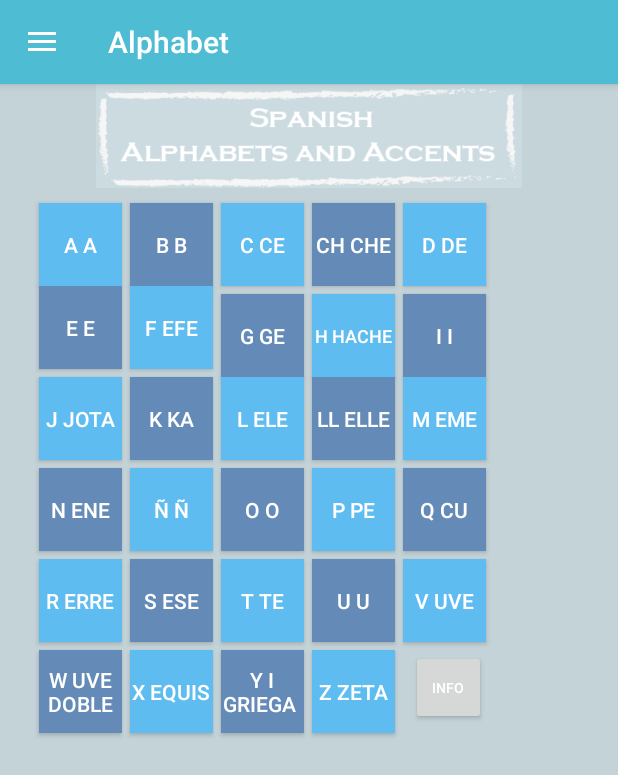
After one commit to janahogstrand/grammarapp, an Android app: the Alphabet screen opened directly, with no data from a screen before it, on a phone screen of 412 x 824 dp. The commit adds this screen. Shown: the top 775 px of the screen. Run offline under Robolectric (Android 15) with nearby library versions, the phone set to English and light mode, and no system bars.

Commit message:
integrated the alphabetsActivity

```diff
--- a/app/src/main/java/com/grammar/trocket/grammar/com/grammar/trocket/main/category/CategoryViewHolder.java
+++ b/app/src/main/java/com/grammar/trocket/grammar/com/grammar/trocket/main/category/CategoryViewHolder.java
@@ -13,6 +13,7 @@ import android.widget.TextView;
 import com.grammar.trocket.grammar.R;
 import com.grammar.trocket.grammar.com.grammar.trocket.dialogs.DialectDialog;
 import com.grammar.trocket.grammar.com.grammar.trocket.main.MainMenu;
+import com.grammar.trocket.grammar.com.grammar.trocket.resources.Alphabet;
 import com.grammar.trocket.grammar.com.grammar.trocket.resources.DaysOfTheWeek;
 import com.grammar.trocket.grammar.com.grammar.trocket.resources.Festivals;
 import com.grammar.trocket.grammar.com.grammar.trocket.resources.ListViewActivity;
@@ -192,7 +193,7 @@ public class CategoryViewHolder extends RecyclerView.ViewHolder {
         //Load dialog with adapter
 
         switch (currentItem.name){
-            case "El Alfabeto": intent = new Intent(context, ListViewActivity.class);
+            case "El Alfabeto": intent = new Intent(context, Alphabet.class);
                 break;
             case "Los Numeros": intent = new Intent(context, ListViewActivity.class);
                 break;
--- /dev/null
+++ b/app/src/main/java/com/grammar/trocket/grammar/com/grammar/trocket/resources/Alphabet.java
@@ -0,0 +1,58 @@
+package com.grammar.trocket.grammar.com.grammar.trocket.resources;
+
+
+import android.os.Bundle;
+import android.support.design.widget.NavigationView;
+import android.support.v4.view.GravityCompat;
+import android.support.v4.widget.DrawerLayout;
+import android.support.v7.app.ActionBarDrawerToggle;
+import android.support.v7.app.AppCompatActivity;
+import android.support.v7.widget.Toolbar;
+import android.view.MenuItem;
+
+import com.grammar.trocket.grammar.R;
+
+public class Alphabet extends AppCompatActivity
+        implements NavigationView.OnNavigationItemSelectedListener {
+
+    @Override
+    protected void onCreate(Bundle savedInstanceState) {
+        super.onCreate(savedInstanceState);
+        setContentView(R.layout.alphabet_main_menu);
+        Toolbar toolbar = (Toolbar) findViewById(R.id.toolbar);
+        setSupportActionBar(toolbar);
+
+        DrawerLayout drawer = (DrawerLayout) findViewById(R.id.drawer_layout);
+        ActionBarDrawerToggle toggle = new ActionBarDrawerToggle(
+            this, drawer, toolbar, R.string.navigation_drawer_open, R.string.navigation_drawer_close);
+        drawer.setDrawerListener(toggle);
+        toggle.syncState();
+
+        NavigationView navigationView = (NavigationView) findViewById(R.id.nav_view);
+        navigationView.setNavigationItemSelectedListener(this);
+    }
+
+    @Override
+    public void onBackPressed() {
+        DrawerLayout drawer = (DrawerLayout) findViewById(R.id.drawer_layout);
+        if (drawer.isDrawerOpen(GravityCompat.START)) {
+            drawer.closeDrawer(GravityCompat.START);
+        } else {
+            super.onBackPressed();
+        }
+    }
+
+
+    @SuppressWarnings("StatementWithEmptyBody")
+    @Override
+    public boolean onNavigationItemSelected(MenuItem item) {
+        // Handle navigation view item clicks here.
+        int id = item.getItemId();
+        if (id == R.id.nav_camera) {
+            // Handle the camera action
+        }
+        DrawerLayout drawer = (DrawerLayout) findViewById(R.id.drawer_layout);
+        drawer.closeDrawer(GravityCompat.START);
+        return true;
+    }
+}
--- /dev/null
+++ b/app/src/main/res/layout/alphabet_app_bar_main.xml
@@ -0,0 +1,27 @@
+<?xml version="1.0" encoding="utf-8"?>
+<android.support.design.widget.CoordinatorLayout
+    xmlns:android="http://schemas.android.com/apk/res/android"
+    xmlns:app="http://schemas.android.com/apk/res-auto"
+    xmlns:tools="http://schemas.android.com/tools"
+    android:layout_width="match_parent"
+    android:layout_height="match_parent"
+    android:fitsSystemWindows="true"
+    tools:context=".Alphabet">
+
+    <android.support.design.widget.AppBarLayout
+        android:layout_height="wrap_content"
+        android:layout_width="match_parent"
+        android:theme="@style/AppTheme.AppBarOverlay">
+
+        <android.support.v7.widget.Toolbar
+            android:id="@+id/toolbar"
+            android:layout_width="match_parent"
+            android:layout_height="?attr/actionBarSize"
+            android:background="?attr/colorPrimary"
+            app:popupTheme="@style/AppTheme.PopupOverlay" />
+
+    </android.support.design.widget.AppBarLayout>
+
+    <include layout="@layout/alphabet_content_main"/>
+
+</android.support.design.widget.CoordinatorLayout>
--- /dev/null
+++ b/app/src/main/res/layout/alphabet_content_main.xml
@@ -0,0 +1,455 @@
+<?xml version="1.0" encoding="utf-8"?>
+<RelativeLayout
+    xmlns:android="http://schemas.android.com/apk/res/android"
+    xmlns:tools="http://schemas.android.com/tools"
+    xmlns:app="http://schemas.android.com/apk/res-auto"
+    android:layout_width="match_parent"
+    android:layout_height="match_parent"
+    android:paddingLeft="@dimen/activity_horizontal_margin"
+    android:paddingRight="@dimen/activity_horizontal_margin"
+    android:paddingTop="@dimen/activity_vertical_margin"
+    android:paddingBottom="@dimen/activity_vertical_margin"
+    app:layout_behavior="@string/appbar_scrolling_view_behavior"
+    tools:showIn="@layout/alphabet_app_bar_main"
+    tools:context=".Alphabet"
+    android:background="#c4d3d8">
+
+        <Button
+            style="?android:attr/buttonStyleSmall"
+            android:layout_width="55dp"
+            android:layout_height="55dp"
+            android:text="A a"
+            android:id="@+id/btnA"
+            android:layout_marginTop="79dp"
+            android:background="#5fbcf1"
+            android:layout_marginRight="5dp"
+            android:layout_marginLeft="10dp"
+            android:textColor="#ffffff"
+            android:shadowColor="#090000"
+            android:layout_alignParentTop="true"
+            android:layout_toStartOf="@+id/btnK" />
+
+        <Button
+            style="?android:attr/buttonStyleSmall"
+            android:layout_width="55dp"
+            android:layout_height="55dp"
+            android:text="B b"
+            android:id="@+id/btnB"
+            android:layout_alignTop="@+id/btnA"
+            android:layout_toEndOf="@+id/btnA"
+            android:background="#648ab7"
+            android:layout_marginBottom="5dp"
+            android:layout_marginRight="5dp"
+            android:textColor="#ffffff"
+            android:shadowColor="#090000" />
+
+        <Button
+            style="?android:attr/buttonStyleSmall"
+            android:layout_width="55dp"
+            android:layout_height="55dp"
+            android:text="C ce"
+            android:id="@+id/btnChe"
+            android:layout_alignTop="@+id/btnB"
+            android:layout_toEndOf="@+id/btnB"
+            android:background="#5fbcf1"
+            android:layout_marginBottom="5dp"
+            android:layout_marginRight="5dp"
+            android:textColor="#ffffff"
+            android:shadowColor="#090000" />
+
+        <Button
+            style="?android:attr/buttonStyleSmall"
+            android:layout_width="55dp"
+            android:layout_height="55dp"
+            android:text="CH che"
+            android:id="@+id/btnc"
+            android:layout_alignTop="@+id/btnChe"
+            android:layout_toEndOf="@+id/btnChe"
+            android:background="#648ab7"
+            android:layout_marginBottom="5dp"
+            android:layout_marginRight="5dp"
+            android:textColor="#ffffff"
+            android:shadowColor="#090000" />
+
+        <Button
+            style="?android:attr/buttonStyleSmall"
+            android:layout_width="55dp"
+            android:layout_height="55dp"
+            android:text="D de"
+            android:id="@+id/btnD"
+            android:clickable="false"
+            android:background="#5fbcf1"
+            android:layout_marginRight="5dp"
+            android:textColor="#ffffff"
+            android:shadowColor="#090000"
+            android:layout_alignTop="@+id/btnc"
+            android:layout_toEndOf="@+id/btnc" />
+
+        <Button
+            style="?android:attr/buttonStyleSmall"
+            android:layout_width="55dp"
+            android:layout_height="55dp"
+            android:text="E e"
+            android:id="@+id/btnE"
+            android:layout_below="@+id/btnA"
+            android:layout_alignParentStart="true"
+            android:background="#648ab7"
+            android:layout_marginBottom="5dp"
+            android:layout_marginRight="5dp"
+            android:layout_marginLeft="10dp"
+            android:textColor="#ffffff"
+            android:shadowColor="#090000" />
+
+        <Button
+            style="?android:attr/buttonStyleSmall"
+            android:layout_width="55dp"
+            android:layout_height="55dp"
+            android:text="F efe"
+            android:id="@+id/btnF"
+            android:layout_below="@+id/btnA"
+            android:layout_toEndOf="@+id/btnA"
+            android:background="#5fbcf1"
+            android:layout_marginBottom="5dp"
+            android:layout_marginRight="5dp"
+            android:textColor="#ffffff"
+            android:shadowColor="#090000" />
+
+        <Button
+            style="?android:attr/buttonStyleSmall"
+            android:layout_width="55dp"
+            android:layout_height="55dp"
+            android:text="G ge"
+            android:id="@+id/btnG"
+            android:layout_below="@+id/btnChe"
+            android:layout_toEndOf="@+id/btnF"
+            android:background="#648ab7"
+            android:layout_marginBottom="5dp"
+            android:layout_marginRight="5dp"
+            android:textColor="#ffffff"
+            android:shadowColor="#090000" />
+
+        <Button
+            style="?android:attr/buttonStyleSmall"
+            android:layout_width="55dp"
+            android:layout_height="55dp"
+            android:text="H hache"
+            android:id="@+id/btnH"
+            android:layout_below="@+id/btnc"
+            android:layout_toEndOf="@+id/btnG"
+            android:textSize="12dp"
+            android:background="#5fbcf1"
+            android:layout_marginBottom="5dp"
+            android:layout_marginRight="5dp"
+            android:textColor="#ffffff"
+            android:shadowColor="#090000" />
+
+        <Button
+            style="?android:attr/buttonStyleSmall"
+            android:layout_width="55dp"
+            android:layout_height="55dp"
+            android:text="I i"
+            android:id="@+id/btnI"
+            android:background="#648ab7"
+            android:layout_marginRight="5dp"
+            android:textColor="#ffffff"
+            android:shadowColor="#090000"
+            android:layout_above="@+id/btnM"
+            android:layout_toEndOf="@+id/btnH" />
+
+        <Button
+            style="?android:attr/buttonStyleSmall"
+            android:layout_width="55dp"
+            android:layout_height="55dp"
+            android:text="J jota"
+            android:id="@+id/button"
+            android:layout_below="@+id/btnE"
+            android:layout_alignParentStart="true"
+            android:background="#5fbcf1"
+            android:layout_marginBottom="5dp"
+            android:layout_marginRight="5dp"
+            android:layout_marginLeft="10dp"
+            android:textColor="#ffffff"
+            android:shadowColor="#090000" />
+
+        <Button
+            style="?android:attr/buttonStyleSmall"
+            android:layout_width="55dp"
+            android:layout_height="55dp"
+            android:text="K ka"
+            android:id="@+id/btnK"
+            android:layout_alignTop="@+id/button"
+            android:layout_toEndOf="@+id/button"
+            android:background="#648ab7"
+            android:layout_marginBottom="5dp"
+            android:layout_marginRight="5dp"
+            android:textColor="#ffffff"
+            android:shadowColor="#090000" />
+
+        <Button
+            style="?android:attr/buttonStyleSmall"
+            android:layout_width="55dp"
+            android:layout_height="55dp"
+            android:text="L ele"
+            android:id="@+id/btnL"
+            android:layout_alignTop="@+id/btnK"
+            android:layout_toEndOf="@+id/btnK"
+            android:background="#5fbcf1"
+            android:layout_marginBottom="5dp"
+            android:layout_marginRight="5dp"
+            android:textColor="#ffffff"
+            android:shadowColor="#090000" />
+
+        <Button
+            style="?android:attr/buttonStyleSmall"
+            android:layout_width="55dp"
+            android:layout_height="55dp"
+            android:text="LL elle"
+            android:id="@+id/btnLL"
+            android:layout_alignTop="@+id/btnL"
+            android:layout_toEndOf="@+id/btnL"
+            android:background="#648ab7"
+            android:layout_marginBottom="5dp"
+            android:layout_marginRight="5dp"
+            android:textColor="#ffffff"
+            android:shadowColor="#090000" />
+
+        <Button
+            style="?android:attr/buttonStyleSmall"
+            android:layout_width="55dp"
+            android:layout_height="55dp"
+            android:text="M eme"
+            android:id="@+id/btnM"
+            android:layout_alignTop="@+id/btnLL"
+            android:layout_toEndOf="@+id/btnLL"
+            android:background="#5fbcf1"
+            android:layout_marginBottom="5dp"
+            android:layout_marginRight="5dp"
+            android:textColor="#ffffff"
+            android:shadowColor="#090000" />
+
+        <Button
+            style="?android:attr/buttonStyleSmall"
+            android:layout_width="55dp"
+            android:layout_height="55dp"
+            android:text="N ene"
+            android:id="@+id/btnN"
+            android:layout_below="@+id/button"
+            android:layout_alignParentStart="true"
+            android:background="#648ab7"
+            android:layout_marginBottom="5dp"
+            android:layout_marginRight="5dp"
+            android:layout_marginLeft="10dp"
+            android:textColor="#ffffff"
+            android:shadowColor="#090000" />
+
+        <Button
+            style="?android:attr/buttonStyleSmall"
+            android:layout_width="55dp"
+            android:layout_height="55dp"
+            android:text="Ñ ñ"
+            android:id="@+id/btnn"
+            android:layout_below="@+id/button"
+            android:layout_toEndOf="@+id/button"
+            android:background="#5fbcf1"
+            android:layout_marginBottom="5dp"
+            android:layout_marginRight="5dp"
+            android:textColor="#ffffff"
+            android:shadowColor="#090000" />
+
+        <Button
+            style="?android:attr/buttonStyleSmall"
+            android:layout_width="55dp"
+            android:layout_height="55dp"
+            android:text="O o"
+            android:id="@+id/btnO"
+            android:layout_below="@+id/btnK"
+            android:layout_toEndOf="@+id/btnK"
+            android:background="#648ab7"
+            android:layout_marginBottom="5dp"
+            android:layout_marginRight="5dp"
+            android:textColor="#ffffff"
+            android:shadowColor="#090000" />
+
+        <Button
+            style="?android:attr/buttonStyleSmall"
+            android:layout_width="55dp"
+            android:layout_height="55dp"
+            android:text="P pe"
+            android:id="@+id/btnP"
+            android:layout_below="@+id/btnL"
+            android:layout_toEndOf="@+id/btnL"
+            android:background="#5fbcf1"
+            android:layout_marginBottom="5dp"
+            android:layout_marginRight="5dp"
+            android:textColor="#ffffff"
+            android:shadowColor="#090000" />
+
+        <Button
+            style="?android:attr/buttonStyleSmall"
+            android:layout_width="55dp"
+            android:layout_height="55dp"
+            android:text="Q cu"
+            android:id="@+id/btnQ"
+            android:layout_below="@+id/btnLL"
+            android:layout_toEndOf="@+id/btnH"
+            android:background="#648ab7"
+            android:layout_marginBottom="5dp"
+            android:layout_marginRight="5dp"
+            android:textColor="#ffffff"
+            android:shadowColor="#090000" />
+
+        <Button
+            style="?android:attr/buttonStyleSmall"
+            android:layout_width="55dp"
+            android:layout_height="55dp"
+            android:text="R erre"
+            android:id="@+id/btnR"
+            android:layout_below="@+id/btnN"
+            android:layout_toStartOf="@+id/btnn"
+            android:background="#5fbcf1"
+            android:layout_marginBottom="5dp"
+            android:layout_marginRight="5dp"
+            android:layout_marginLeft="10dp"
+            android:textColor="#ffffff"
+            android:shadowColor="#090000" />
+
+        <Button
+            style="?android:attr/buttonStyleSmall"
+            android:layout_width="55dp"
+            android:layout_height="55dp"
+            android:text="S ese"
+            android:id="@+id/btnS"
+            android:background="#648ab7"
+            android:layout_below="@+id/btnn"
+            android:layout_toEndOf="@+id/btnN"
+            android:layout_marginBottom="5dp"
+            android:layout_marginRight="5dp"
+            android:textColor="#ffffff"
+            android:shadowColor="#090000" />
+
+        <Button
+            style="?android:attr/buttonStyleSmall"
+            android:layout_width="55dp"
+            android:layout_height="55dp"
+            android:text="T te"
+            android:id="@+id/button2"
+            android:layout_alignTop="@+id/btnS"
+            android:layout_toStartOf="@+id/btnP"
+            android:background="#5fbcf1"
+            android:layout_marginBottom="5dp"
+            android:layout_marginRight="5dp"
+            android:textColor="#ffffff"
+            android:shadowColor="#090000" />
+
+    <Button
+        style="?android:attr/buttonStyleSmall"
+        android:layout_width="55dp"
+        android:layout_height="55dp"
+        android:text="V uve"
+        android:id="@+id/btnV"
+        android:layout_alignTop="@+id/btnU"
+        android:layout_toEndOf="@+id/btnH"
+        android:background="#5fbcf1"
+        android:layout_marginBottom="5dp"
+        android:layout_marginRight="5dp"
+        android:textColor="#ffffff"
+        android:shadowColor="#090000" />
+
+    <Button
+            style="?android:attr/buttonStyleSmall"
+            android:layout_width="55dp"
+            android:layout_height="55dp"
+            android:text="U u"
+            android:id="@+id/btnU"
+            android:background="#648ab7"
+            android:layout_marginRight="5dp"
+        android:layout_below="@+id/btnP"
+            android:layout_toEndOf="@+id/button2"
+            android:textColor="#ffffff"
+            android:shadowColor="#090000"
+            android:layout_marginBottom="5dp" />
+
+    <Button
+            style="?android:attr/buttonStyleSmall"
+            android:layout_width="55dp"
+            android:layout_height="55dp"
+            android:text="X equis"
+            android:id="@+id/btnX"
+            android:background="#5fbcf1"
+            android:layout_alignTop="@+id/btnY"
+            android:layout_toStartOf="@+id/button2"
+            android:layout_marginBottom="5dp"
+            android:layout_marginRight="5dp"
+        android:textColor="#ffffff"
+            android:shadowColor="#090000" />
+
+        <Button
+            style="?android:attr/buttonStyleSmall"
+            android:layout_width="55dp"
+            android:layout_height="55dp"
+            android:text="Y i griega "
+            android:id="@+id/btnY"
+            android:background="#648ab7"
+            android:layout_alignTop="@+id/btnZ"
+            android:layout_toStartOf="@+id/btnP"
+            android:layout_marginBottom="5dp"
+            android:layout_marginRight="5dp"
+            android:textColor="#ffffff"
+            android:shadowColor="#090000" />
+
+        <Button
+            style="?android:attr/buttonStyleSmall"
+            android:layout_width="55dp"
+            android:layout_height="55dp"
+            android:text="Z zeta"
+            android:id="@+id/btnZ"
+            android:background="#5fbcf1"
+            android:layout_marginRight="5dp"
+            android:layout_below="@+id/button2"
+            android:layout_toEndOf="@+id/btnY"
+            android:textColor="#ffffff"
+            android:shadowColor="#090000"
+            android:layout_marginBottom="5dp" />
+
+        <Button
+            style="?android:attr/buttonStyleSmall"
+            android:layout_width="55dp"
+            android:layout_height="55dp"
+            android:text="W uve doble"
+            android:id="@+id/btnW"
+            android:textSize="14dp"
+            android:background="#648ab7"
+            android:layout_alignTop="@+id/btnX"
+            android:layout_toStartOf="@+id/btnS"
+            android:layout_marginBottom="5dp"
+            android:layout_marginRight="5dp"
+            android:layout_marginLeft="10dp"
+            android:textColor="#ffffff"
+            android:shadowColor="#090000" />
+
+        <Button
+            style="?android:attr/buttonStyleSmall"
+            android:layout_width="50dp"
+            android:layout_height="50dp"
+            android:text="INFO"
+            android:id="@+id/button3"
+            android:textSize="9dp"
+            android:layout_alignBottom="@+id/btnZ"
+            android:layout_alignEnd="@+id/btnV"
+            android:textColor="#ffffff"
+            android:shadowColor="#090000"
+            android:layout_marginBottom="5dp" />
+
+        <ImageView
+            android:layout_width="wrap_content"
+            android:layout_height="wrap_content"
+            android:id="@+id/imageView"
+            android:src="@drawable/title"
+            android:layout_above="@+id/btnB"
+            android:layout_alignParentStart="true"
+            android:layout_marginTop="0dp"
+            android:layout_marginBottom="10dp" />
+
+
+
+</RelativeLayout>
--- /dev/null
+++ b/app/src/main/res/layout/alphabet_main_menu.xml
@@ -0,0 +1,26 @@
+<?xml version="1.0" encoding="utf-8"?>
+<android.support.v4.widget.DrawerLayout
+    xmlns:android="http://schemas.android.com/apk/res/android"
+    xmlns:app="http://schemas.android.com/apk/res-auto"
+    xmlns:tools="http://schemas.android.com/tools"
+    android:id="@+id/drawer_layout"
+    android:layout_width="match_parent"
+    android:layout_height="match_parent"
+    android:fitsSystemWindows="true"
+    tools:openDrawer="start">
+
+    <include
+        layout="@layout/alphabet_app_bar_main"
+        android:layout_width="match_parent"
+        android:layout_height="match_parent" />
+
+    <android.support.design.widget.NavigationView
+        android:id="@+id/nav_view"
+        android:layout_width="wrap_content"
+        android:layout_height="match_parent"
+        android:layout_gravity="start"
+        android:fitsSystemWindows="true"
+        app:headerLayout="@layout/alphabet_nav_header_main"
+        app:menu="@menu/activity_main_menu_drawer" />
+
+</android.support.v4.widget.DrawerLayout>
--- /dev/null
+++ b/app/src/main/res/layout/alphabet_nav_header_main.xml
@@ -0,0 +1,34 @@
+<?xml version="1.0" encoding="utf-8"?>
+<LinearLayout xmlns:android="http://schemas.android.com/apk/res/android"
+    android:layout_width="match_parent"
+    android:layout_height="@dimen/nav_header_height"
+    android:background="@drawable/side_nav_bar"
+    android:paddingBottom="@dimen/activity_vertical_margin"
+    android:paddingLeft="@dimen/activity_horizontal_margin"
+    android:paddingRight="@dimen/activity_horizontal_margin"
+    android:paddingTop="@dimen/activity_vertical_margin"
+    android:theme="@style/ThemeOverlay.AppCompat.Dark"
+    android:orientation="vertical"
+    android:gravity="bottom">
+
+    <ImageView
+        android:layout_width="wrap_content"
+        android:layout_height="wrap_content"
+        android:paddingTop="@dimen/nav_header_vertical_spacing"
+        android:src="@android:drawable/sym_def_app_icon"
+        android:id="@+id/imageView" />
+
+    <TextView
+        android:layout_width="match_parent"
+        android:layout_height="wrap_content"
+        android:paddingTop="@dimen/nav_header_vertical_spacing"
+        android:text="Android Studio"
+        android:textAppearance="@style/TextAppearance.AppCompat.Body1" />
+
+    <TextView
+        android:layout_width="wrap_content"
+        android:layout_height="wrap_content"
+        android:text="android.studio@android.com"
+        android:id="@+id/textView" />
+
+</LinearLayout>
```
Also changed, not shown: app/src/main/AndroidManifest.xml (+8 -2 lines), app/src/main/res/drawable/title.png (added).
